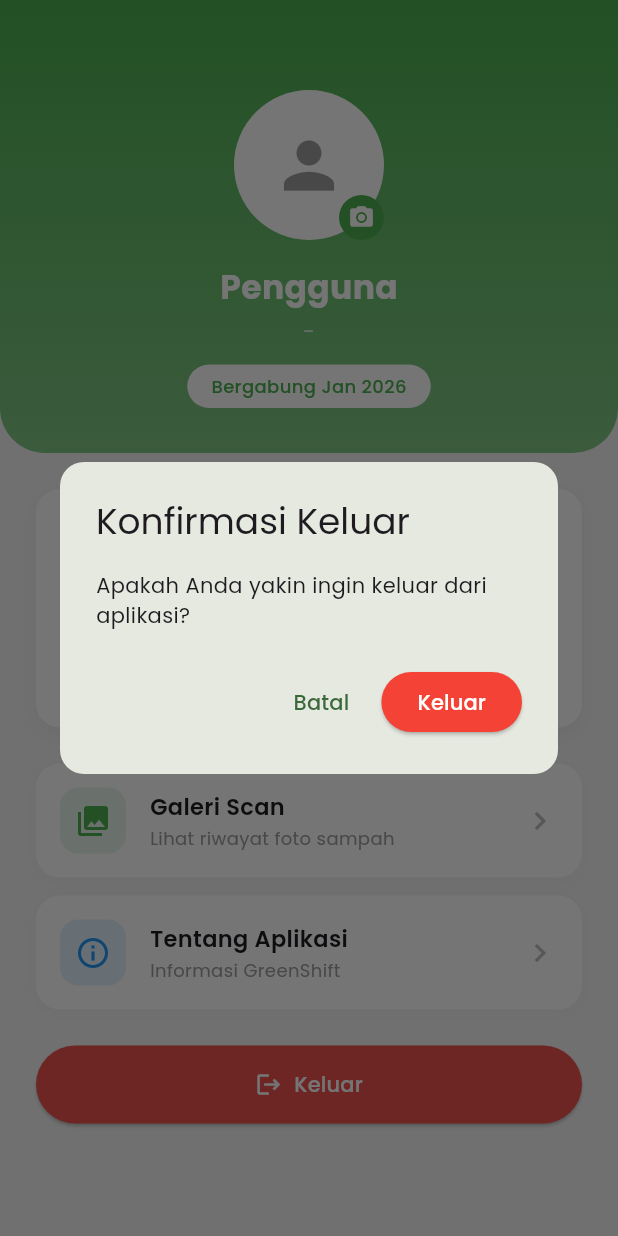
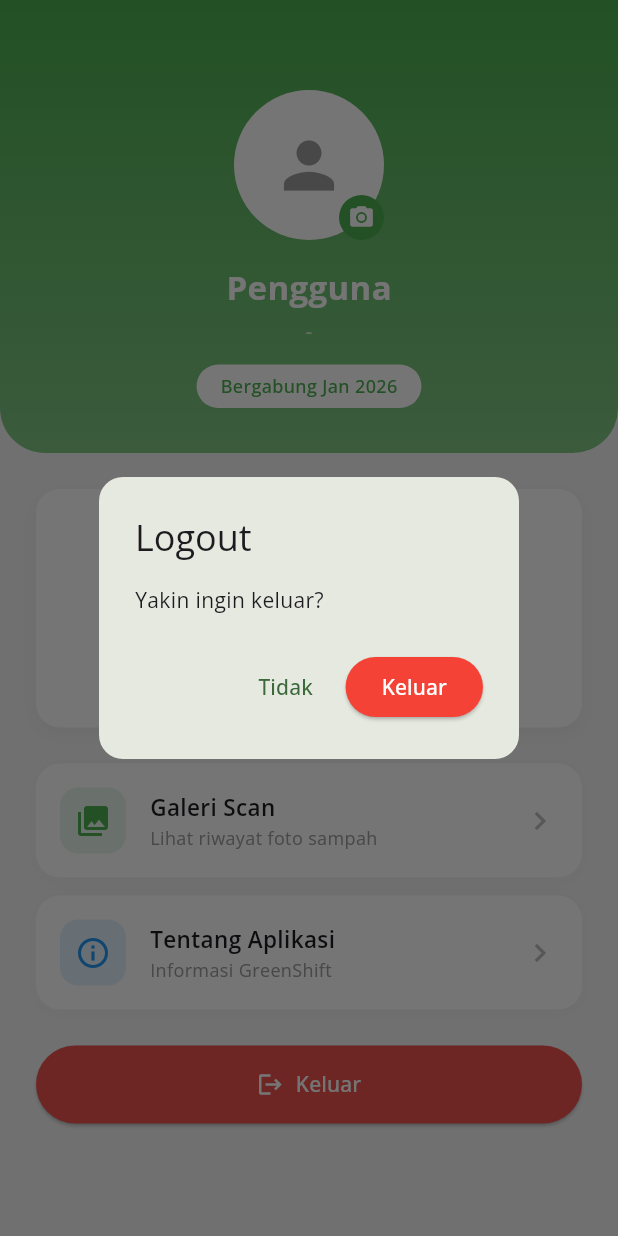
Before and after one commit to taworld-star/greenshift, a Flutter app: the ProfilePage screen opened directly, after a tap on "Keluar", on a phone screen of 412 x 824 dp. Run offline on Flutter 3.47's test engine with Material 3 defaults, Android fonts, the phone set to English and light mode, and no system bars; our stand-ins replace camera, google_fonts, image_picker, permission_handler, shared_preferences; accounts and stored records are empty; network calls fail.

Commit message:
Refactor various components: update IP address in HttpService, change text theme in MyApp, modify profile page text

```diff
--- a/mobile/greenshift/lib/data/repository/auth_repository.dart
+++ b/mobile/greenshift/lib/data/repository/auth_repository.dart
@@ -100,7 +100,7 @@ class AuthRepository {
     return prefs.getString('auth_token');
   }
 
-  // === PRIVATE METHODS ===
+  // PRIVATE METHODS
 
   Future<void> _saveToken(String token) async {
     final prefs = await SharedPreferences.getInstance();
--- a/mobile/greenshift/lib/data/service/httpservice.dart
+++ b/mobile/greenshift/lib/data/service/httpservice.dart
@@ -7,7 +7,7 @@ import 'package:shared_preferences/shared_preferences.dart';
 
 class HttpService {
   //Konfigurasi IP
-  static const String _ipUrl = "192.168.1.8";
+  static const String _ipUrl = "192.168.0.111";
   final String baseUrl = "http://$_ipUrl:8000/api";
   final String aiUrl = "http://$_ipUrl:5000";
 
--- a/mobile/greenshift/lib/main.dart
+++ b/mobile/greenshift/lib/main.dart
@@ -23,7 +23,7 @@ class MyApp extends StatelessWidget {
       theme: ThemeData(
         colorScheme: ColorScheme.fromSeed(seedColor: Colors.green),
         useMaterial3: true,
-        textTheme: GoogleFonts.poppinsTextTheme(),
+        textTheme: GoogleFonts.openSansTextTheme(),
       ),
       initialRoute: '/login',
       routes: {
--- a/mobile/greenshift/lib/presentation/profile/profile_page.dart
+++ b/mobile/greenshift/lib/presentation/profile/profile_page.dart
@@ -78,7 +78,7 @@ class _ProfilePageState extends State<ProfilePage> {
             ),
             SizedBox(height: 12),
             Text(
-              '© 2026 GreenShift ',
+              '2026 GreenShift ',
               style: TextStyle(fontSize: 12, color: Colors.grey),
             ),
           ],
@@ -100,7 +100,7 @@ class _ProfilePageState extends State<ProfilePage> {
       builder: (context) => AlertDialog(
         shape: RoundedRectangleBorder(borderRadius: BorderRadius.circular(16)),
         title: const Text('Galeri Scan'),
-        content: const Text('Fitur galeri scan akan segera hadir!'),
+        content: const Text('Fitur galeri akan segera diupdate!'),
         actions: [
           TextButton(
             onPressed: () => Navigator.pop(context),
@@ -117,12 +117,12 @@ class _ProfilePageState extends State<ProfilePage> {
       context: context,
       builder: (context) => AlertDialog(
         shape: RoundedRectangleBorder(borderRadius: BorderRadius.circular(16)),
-        title: const Text('Konfirmasi Keluar'),
-        content: const Text('Apakah Anda yakin ingin keluar dari aplikasi?'),
+        title: const Text('Logout'),
+        content: const Text('Yakin ingin keluar?'),
         actions: [
           TextButton(
             onPressed: () => Navigator.pop(context),
-            child: const Text('Batal'),
+            child: const Text('Tidak'),
           ),
           ElevatedButton(
             onPressed: () async {
--- a/mobile/greenshift/lib/presentation/scan/scan_result_page.dart
+++ b/mobile/greenshift/lib/presentation/scan/scan_result_page.dart
@@ -372,7 +372,6 @@ class ScanResultPage extends StatelessWidget {
     switch (classification.toLowerCase()) {
       case 'organik':
         return [
-          'Pisahkan dari sampah lainnya',
           'Dapat dijadikan kompos untuk pupuk tanaman',
           'Simpan di tempat sampah organik (HIJAU)',
           'Hindari mencampur dengan plastik',
@@ -388,7 +387,7 @@ class ScanResultPage extends StatelessWidget {
       case 'b3':
       case 'berbahaya':
         return [
-          'JANGAN buang ke tempat sampah biasa!',
+          'JANGAN buang ke tempat sampah biasa',
           'Simpan di wadah tertutup khusus',
           'Serahkan ke tempat pengumpulan B3',
           'Jauhkan dari jangkauan anak-anak',
--- a/mobile/greenshift/lib/presentation/widgets/green_header.dart
+++ b/mobile/greenshift/lib/presentation/widgets/green_header.dart
@@ -26,7 +26,6 @@ class GreenHeader extends StatelessWidget {
       ),
       child: Column(
         children: [
-          // Logo tanpa background putih
           ClipOval(
             child: logo ?? Image.asset(
               'assets/logo1.png',
```
